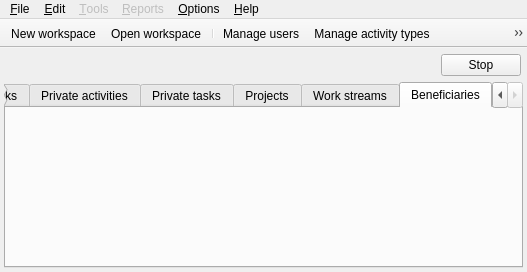
akapustiatyahoocouk/TimeTracker3, file Src.QT/tt3-skin-admin/MainFrame.ui: the form before one commit.
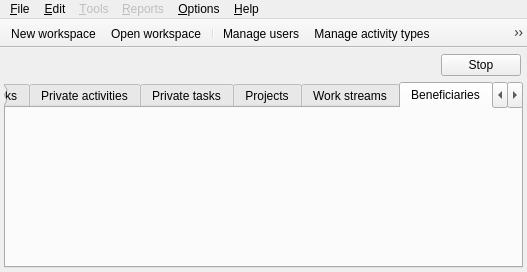
The form after the commit. The open tabs and pages were chosen to show the change. Icons and pictures are not drawn.

What changed in the file:
```diff
--- a/Src.QT/tt3-skin-admin/MainFrame.ui
+++ b/Src.QT/tt3-skin-admin/MainFrame.ui
@@ -125,6 +125,15 @@
         <string>Beneficiaries</string>
        </attribute>
       </widget>
+      <widget class="QWidget" name="manageMyDayTab">
+       <attribute name="icon">
+        <iconset resource="tt3-skin-admin.qrc">
+         <normaloff>:/tt3-skin-admin/Resources/Images/Misc/MyDaySmall.png</normaloff>:/tt3-skin-admin/Resources/Images/Misc/MyDaySmall.png</iconset>
+       </attribute>
+       <attribute name="title">
+        <string>My day</string>
+       </attribute>
+      </widget>
      </widget>
     </item>
     <item row="0" column="0">
```
Left out of the diff: 41 changed lines with no effect on the pictures.
